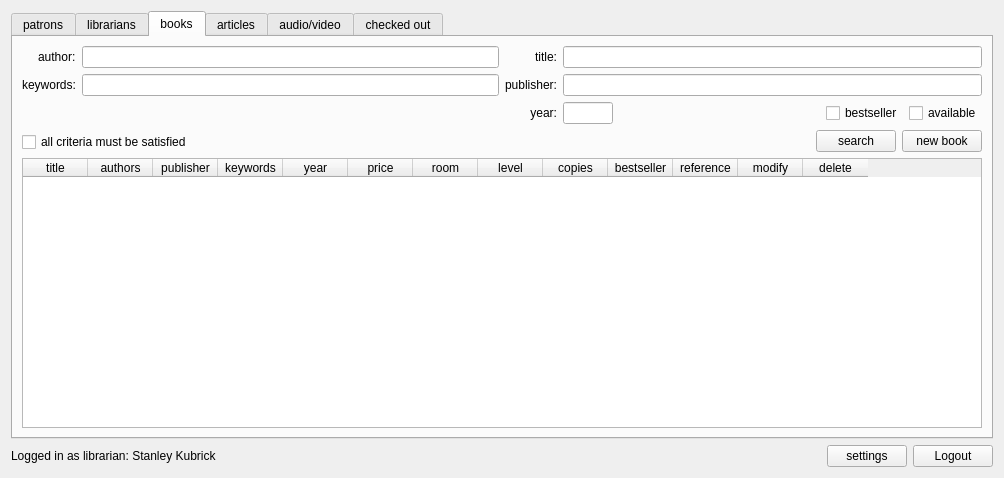
Louie-ru/LMS-INNO, file librarian.ui: the form before one commit.
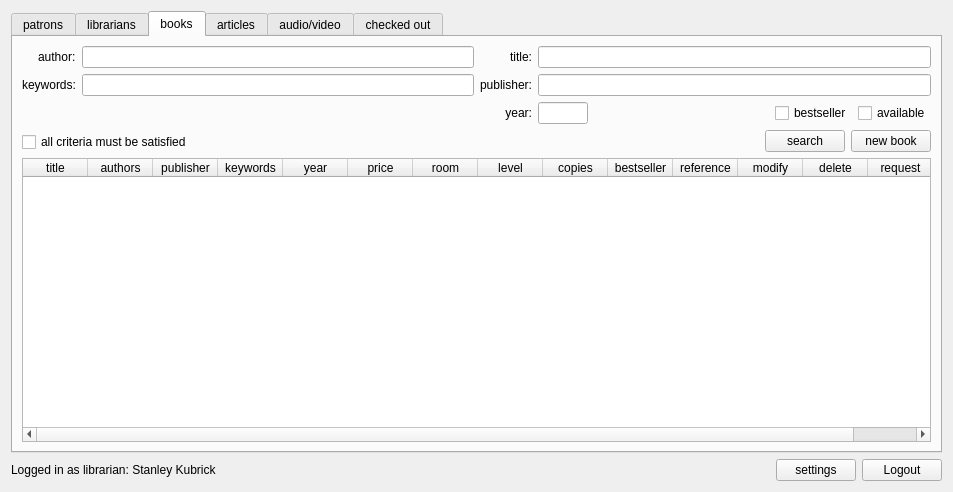
The form after the commit. The open tabs and pages were chosen to show the change.

Commit message: outstanding requests in gui; tester.h removed

The edit to the form file:
```diff
--- a/librarian.ui
+++ b/librarian.ui
@@ -6,8 +6,8 @@
    <rect>
     <x>0</x>
     <y>0</y>
-    <width>1004</width>
-    <height>478</height>
+    <width>953</width>
+    <height>492</height>
    </rect>
   </property>
   <property name="windowTitle">
@@ -687,6 +687,11 @@
            <string>delete</string>
           </property>
          </column>
+         <column>
+          <property name="text">
+           <string>request</string>
+          </property>
+         </column>
         </widget>
        </item>
       </layout>
```
Left out of the diff: 16 changed lines with no effect on the pictures. The commit also changes 5 other files.
